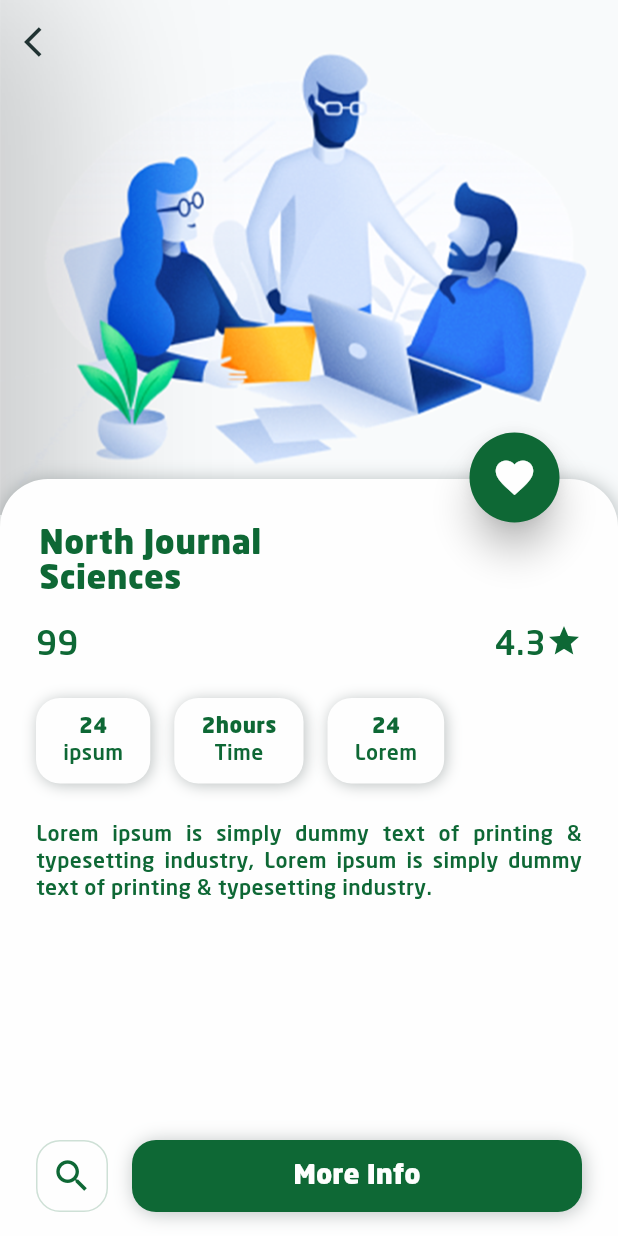
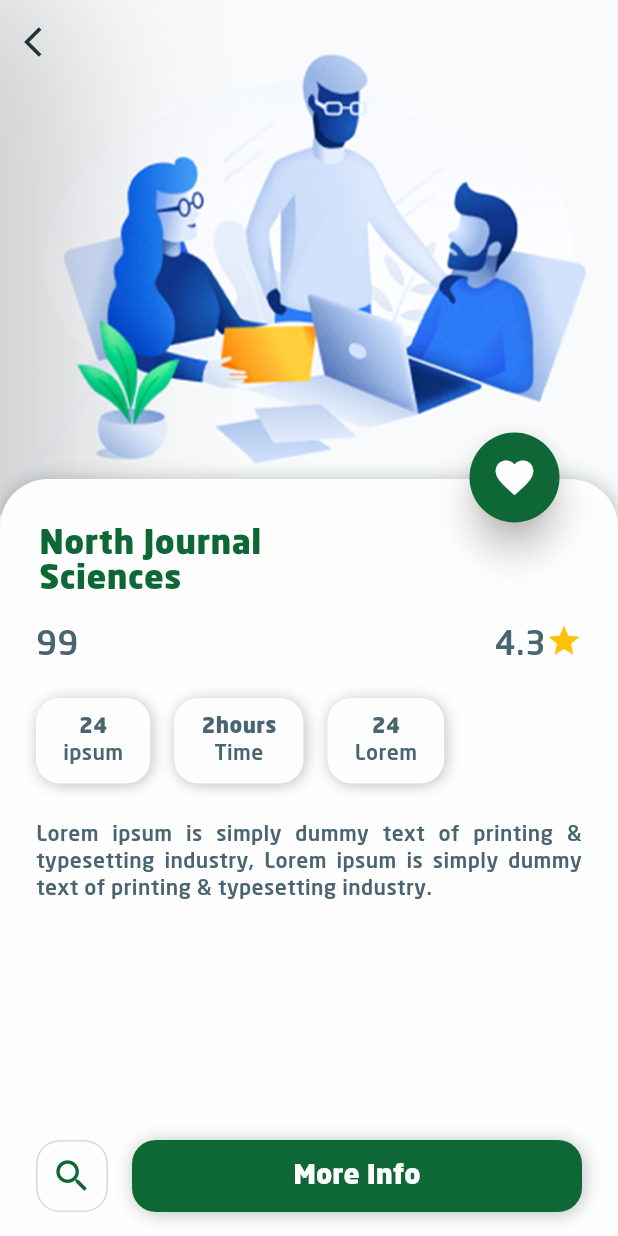
Before and after one commit to mo7amed777/nbu-current, a Flutter app: the Magazine screen opened directly, after a tap on "Applied Sciences", on a phone screen of 412 x 824 dp. Run offline on Flutter 3.47's test engine with Material 2 defaults, Android fonts, the light colour scheme and no system bars; our stand-ins replace animated_text_kit, chewie, file_picker, flutter_login, flutter_rating_bar, flutter_staggered_animations and 5 more; missing offline and left inert: flutter_app_badger, flutter_share, searchbar_animation, timeline_list, zoom_widget; network calls fail.

Commit message:
edit magazine screen

```diff
--- a/lib/view/screens/main_screens/magazine/course_info_screen.dart
+++ b/lib/view/screens/main_screens/magazine/course_info_screen.dart
@@ -119,7 +119,6 @@ class _CourseInfoScreenState extends State<CourseInfoScreen>
                                     fontWeight: FontWeight.w200,
                                     fontSize: 22,
                                     letterSpacing: 0.27,
-                                    color: AppTheme.green,
                                   ),
                                 ),
                                 Container(
@@ -132,12 +131,11 @@ class _CourseInfoScreenState extends State<CourseInfoScreen>
                                           fontWeight: FontWeight.w200,
                                           fontSize: 22,
                                           letterSpacing: 0.27,
-                                          color: AppTheme.green,
                                         ),
                                       ),
                                       Icon(
                                         Icons.star,
-                                        color: AppTheme.green,
+                                        color: Colors.amber,
                                         size: 24,
                                       ),
                                     ],
@@ -174,7 +172,6 @@ class _CourseInfoScreenState extends State<CourseInfoScreen>
                                     fontWeight: FontWeight.w200,
                                     fontSize: 14,
                                     letterSpacing: 0.27,
-                                    color: AppTheme.green,
                                   ),
                                   maxLines: 3,
                                   overflow: TextOverflow.ellipsis,
@@ -340,7 +337,6 @@ class _CourseInfoScreenState extends State<CourseInfoScreen>
                   fontWeight: FontWeight.w600,
                   fontSize: 14,
                   letterSpacing: 0.27,
-                  color: AppTheme.green,
                 ),
               ),
               Text(
@@ -350,7 +346,6 @@ class _CourseInfoScreenState extends State<CourseInfoScreen>
                   fontWeight: FontWeight.w200,
                   fontSize: 14,
                   letterSpacing: 0.27,
-                  color: AppTheme.green,
                 ),
               ),
             ],
--- a/lib/view/screens/main_screens/magazine/magazine_list_view.dart
+++ b/lib/view/screens/main_screens/magazine/magazine_list_view.dart
@@ -119,7 +119,7 @@ class CategoryView extends StatelessWidget {
                           Expanded(
                             child: Container(
                               decoration: BoxDecoration(
-                                color: AppTheme.green,
+                                color: AppTheme.lightGreen.withOpacity(0.2),
                                 borderRadius: const BorderRadius.all(
                                     Radius.circular(16.0)),
                               ),
--- a/lib/view/screens/main_screens/magazine/magazine_screen.dart
+++ b/lib/view/screens/main_screens/magazine/magazine_screen.dart
@@ -62,7 +62,6 @@ class _MagazineState extends State<Magazine> {
               fontWeight: FontWeight.w600,
               fontSize: 22,
               letterSpacing: 0.27,
-              color: AppTheme.green,
             ),
           ),
         ),
@@ -113,7 +112,6 @@ class _MagazineState extends State<Magazine> {
               fontWeight: FontWeight.w600,
               fontSize: 22,
               letterSpacing: 0.27,
-              color: AppTheme.green,
             ),
           ),
           Flexible(
@@ -189,13 +187,13 @@ class _MagazineState extends State<Magazine> {
               padding: const EdgeInsets.only(top: 8, bottom: 8),
               child: Container(
                 decoration: BoxDecoration(
-                  color: AppTheme.green,
                   borderRadius: const BorderRadius.only(
                     bottomRight: Radius.circular(13.0),
                     bottomLeft: Radius.circular(13.0),
                     topLeft: Radius.circular(13.0),
                     topRight: Radius.circular(13.0),
                   ),
+                  color: AppTheme.nearlyBlack.withOpacity(0.05),
                 ),
                 child: Row(
                   children: <Widget>[
@@ -207,7 +205,6 @@ class _MagazineState extends State<Magazine> {
                             fontFamily: 'WorkSans',
                             fontWeight: FontWeight.bold,
                             fontSize: 16,
-                            color: AppTheme.green,
                           ),
                           keyboardType: TextInputType.text,
                           decoration: InputDecoration(
@@ -216,13 +213,11 @@ class _MagazineState extends State<Magazine> {
                             helperStyle: TextStyle(
                               fontWeight: FontWeight.bold,
                               fontSize: 16,
-                              color: AppTheme.green,
                             ),
                             labelStyle: TextStyle(
                               fontWeight: FontWeight.w600,
                               fontSize: 16,
                               letterSpacing: 0.2,
-                              color: AppTheme.green,
                             ),
                           ),
                           onEditingComplete: () {},
@@ -234,7 +229,6 @@ class _MagazineState extends State<Magazine> {
                       height: 60,
                       child: Icon(
                         Icons.search,
-                        color: AppTheme.green,
                       ),
                     )
                   ],
@@ -267,7 +261,6 @@ class _MagazineState extends State<Magazine> {
                     fontWeight: FontWeight.w400,
                     fontSize: 14,
                     letterSpacing: 0.2,
-                    color: AppTheme.green,
                   ),
                 ),
                 Text(
@@ -277,7 +270,6 @@ class _MagazineState extends State<Magazine> {
                     fontWeight: FontWeight.bold,
                     fontSize: 22,
                     letterSpacing: 0.27,
-                    color: AppTheme.green,
                   ),
                 ),
               ],
--- a/lib/view/screens/main_screens/magazine/popular_course_list_view.dart
+++ b/lib/view/screens/main_screens/magazine/popular_course_list_view.dart
@@ -113,7 +113,7 @@ class CategoryView extends StatelessWidget {
                           Expanded(
                             child: Container(
                               decoration: BoxDecoration(
-                                color: AppTheme.green,
+                                color: AppTheme.nearlyBlack.withOpacity(0.08),
                                 borderRadius: const BorderRadius.all(
                                     Radius.circular(16.0)),
                                 // border:  Border.all(
```
